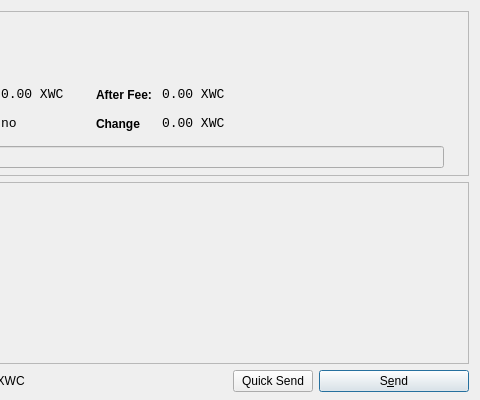
This is src/qt/forms/sendcoinsdialog.ui in WhitecoinCore/whitecoin as Qt 5 draws it before an edit; both pictures show x 370 to 850 and y 0 to 400 of the 850 by 400 pixel window. The edited form follows.
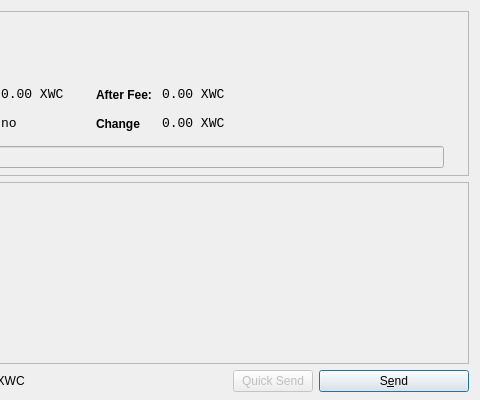
This is the edited form. Icons and pictures are not drawn.

Diff of the .ui file:
```diff
--- a/src/qt/forms/sendcoinsdialog.ui
+++ b/src/qt/forms/sendcoinsdialog.ui
@@ -741,6 +741,9 @@
      </item>
      <item>
       <widget class="QPushButton" name="quickButton">
+       <property name="enabled">
+        <bool>false</bool>
+       </property>
        <property name="text">
         <string>Quick Send</string>
        </property>
```
Left out of the diff: 12 changed lines with no effect on the pictures.
